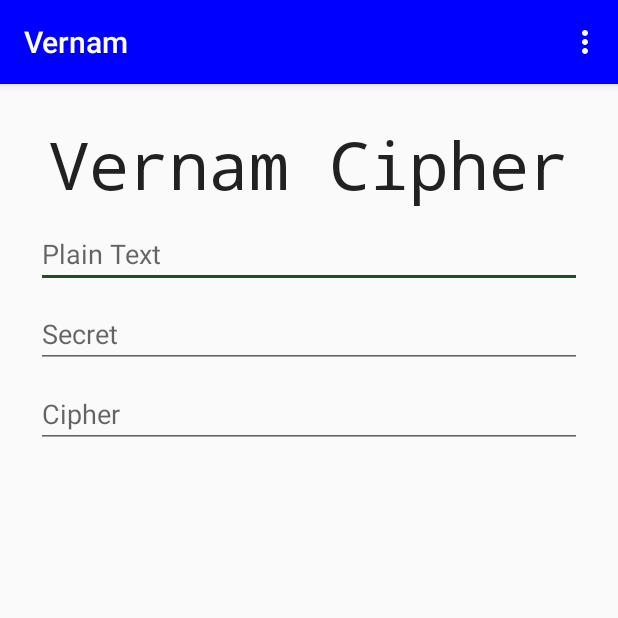
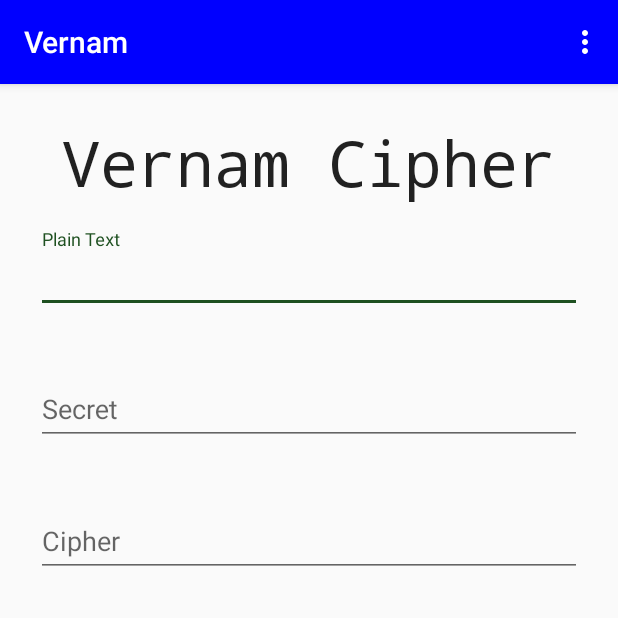
Before and after one commit to ZVernam/android, an Android app: the screen it shows after launch (MainActivity), on a phone screen of 412 x 824 dp, the top half of it. Run offline under Robolectric (Android 15) with nearby library versions, the phone set to English and light mode, and no system bars.

Commit message:
fixed hints

```diff
--- a/app/src/main/java/com/github/zeckson/vernam/MainActivity.kt
+++ b/app/src/main/java/com/github/zeckson/vernam/MainActivity.kt
@@ -6,6 +6,7 @@ import android.view.Menu
 import android.view.MenuItem
 import androidx.appcompat.app.AppCompatActivity
 import kotlinx.android.synthetic.main.activity_main.*
+import kotlinx.android.synthetic.main.inputs_layout.*
 
 
 class MainActivity : AppCompatActivity() {
--- a/app/src/main/res/layout/activity_main.xml
+++ b/app/src/main/res/layout/activity_main.xml
@@ -47,39 +47,13 @@
                 android:layout_height="wrap_content"
                 android:fontFamily="monospace"
                 android:text="@string/app_title"
+                android:textAlignment="center"
                 android:textAppearance="@android:style/TextAppearance.Material.Headline"
                 android:textSize="@dimen/header_size"
-                android:typeface="monospace"
-                android:textAlignment="center"/>
+                android:typeface="monospace" />
 
 
-            <EditText
-                android:id="@+id/plainText"
-                android:layout_width="match_parent"
-                android:layout_height="wrap_content"
-                android:layout_marginTop="@dimen/default_margin"
-                android:ems="10"
-                android:inputType="text"
-                android:hint="@string/app_input_plaintext"
-                android:autofillHints="emailAddress, url" />
-            <EditText
-                android:id="@+id/password"
-                android:layout_width="match_parent"
-                android:layout_height="wrap_content"
-                android:layout_marginTop="@dimen/default_margin"
-                android:ems="10"
-                android:inputType="textVisiblePassword"
-                android:hint="@string/app_input_secret"
-                android:importantForAutofill="no" />
-            <EditText
-                android:id="@+id/cipher"
-                android:layout_width="match_parent"
-                android:layout_height="wrap_content"
-                android:layout_marginTop="@dimen/default_margin"
-                android:ems="10"
-                android:inputType="text"
-                android:hint="@string/app_input_cipher"
-                android:importantForAutofill="no" />
+            <include layout="@layout/inputs_layout" />
 
         </LinearLayout>
     </androidx.constraintlayout.widget.ConstraintLayout>
--- /dev/null
+++ b/app/src/main/res/layout/inputs_layout.xml
@@ -0,0 +1,52 @@
+<?xml version="1.0" encoding="utf-8"?>
+<merge xmlns:android="http://schemas.android.com/apk/res/android">
+
+    <com.google.android.material.textfield.TextInputLayout
+        android:layout_width="match_parent"
+        android:layout_height="wrap_content"
+        android:paddingVertical="@dimen/default_padding">
+
+        <com.google.android.material.textfield.TextInputEditText
+            android:id="@+id/plainText"
+            android:layout_width="match_parent"
+            android:layout_height="wrap_content"
+            android:layout_marginTop="@dimen/default_margin"
+            android:autofillHints="emailAddress, url"
+            android:ems="10"
+            android:hint="@string/app_input_plaintext"
+            android:inputType="text" />
+    </com.google.android.material.textfield.TextInputLayout>
+
+    <com.google.android.material.textfield.TextInputLayout
+        android:layout_width="match_parent"
+        android:layout_height="wrap_content"
+        android:paddingVertical="@dimen/default_padding">
+
+        <com.google.android.material.textfield.TextInputEditText
+            android:id="@+id/password"
+            android:layout_width="match_parent"
+            android:layout_height="wrap_content"
+            android:layout_marginTop="@dimen/default_margin"
+            android:ems="10"
+            android:hint="@string/app_input_secret"
+            android:importantForAutofill="no"
+            android:inputType="textVisiblePassword" />
+
+    </com.google.android.material.textfield.TextInputLayout>
+
+    <com.google.android.material.textfield.TextInputLayout
+        android:layout_width="match_parent"
+        android:layout_height="wrap_content"
+        android:paddingVertical="@dimen/default_padding">
+
+        <com.google.android.material.textfield.TextInputEditText
+            android:id="@+id/cipher"
+            android:layout_width="match_parent"
+            android:layout_height="wrap_content"
+            android:layout_marginTop="@dimen/default_margin"
+            android:ems="10"
+            android:hint="@string/app_input_cipher"
+            android:importantForAutofill="no"
+            android:inputType="text" />
+    </com.google.android.material.textfield.TextInputLayout>
+</merge>
--- a/app/src/main/res/values/dimens.xml
+++ b/app/src/main/res/values/dimens.xml
@@ -2,6 +2,6 @@
     <dimen name="default_elevation">4pt</dimen>
     <dimen name="default_margin_small">8dp</dimen>
     <dimen name="default_padding">16dp</dimen>
-    <dimen name="header_size">44sp</dimen>
+    <dimen name="header_size">42sp</dimen>
     <dimen name="default_margin">8dp</dimen>
 </resources>
```
